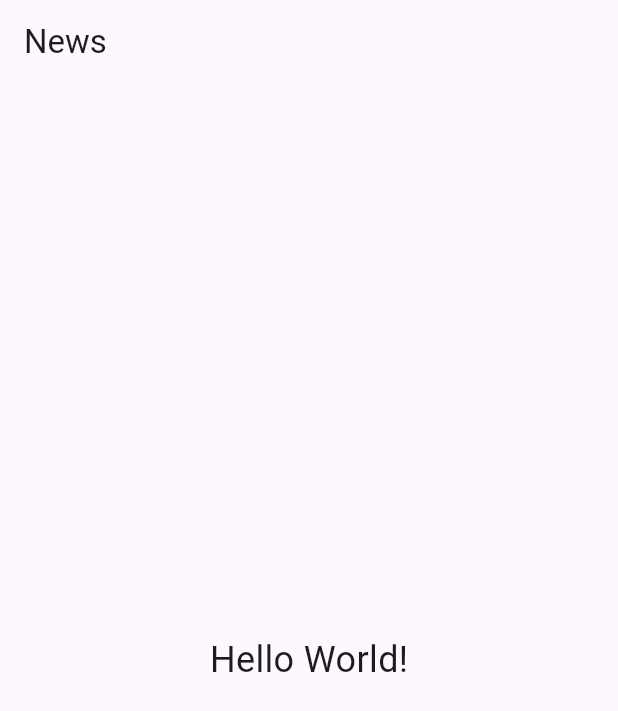
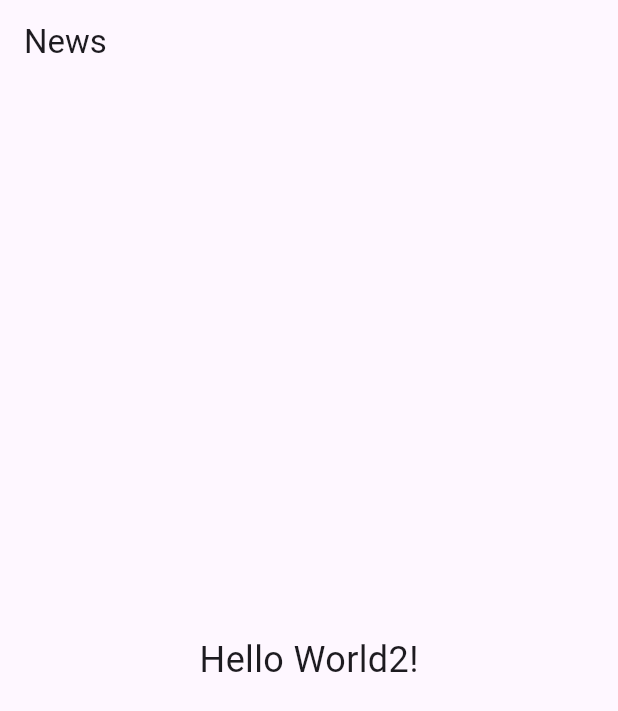
Before and after one commit to AndreiVoicea2/News_App, a Flutter app: the screen it shows after launch, on a phone screen of 412 x 824 dp. Shown: the top 711 px of the screen. Run offline on Flutter 3.47's test engine with Material 3 defaults, Android fonts, the phone set to English and light mode, and no system bars.

```diff
--- a/lib/main.dart
+++ b/lib/main.dart
@@ -30,7 +30,7 @@ class HomePage extends StatelessWidget {
       ),
       body: const Center(
         child: Text(
-          'Hello World!',
+          'Hello World2!',
           style: TextStyle(fontSize: 24),
         ),
       ),
```
